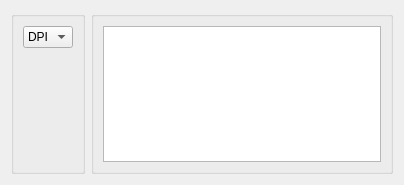
Before: the Qt Designer form games/test.ui in sambarling/Sambarling_corp, drawn with Qt 5.
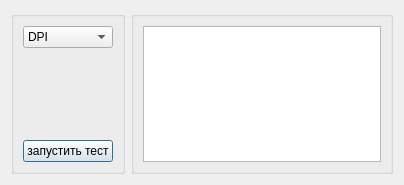
After: the same form once the commit is applied.

```diff
--- a/games/test.ui
+++ b/games/test.ui
@@ -54,6 +54,13 @@
         </property>
        </spacer>
       </item>
+      <item row="2" column="0">
+       <widget class="QPushButton" name="pushButton">
+        <property name="text">
+         <string>запустить тест</string>
+        </property>
+       </widget>
+      </item>
      </layout>
     </widget>
    </item>
```
